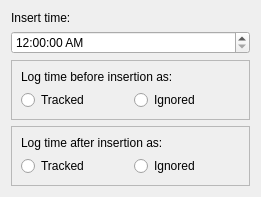
Old version of the form inserttimedialog.ui in the repository themattkerr/TimeTracker.
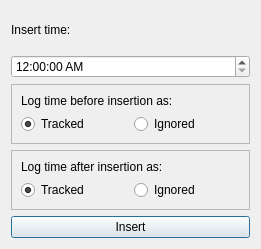
New version of the form.

The edit to the form file:
```diff
--- a/inserttimedialog.ui
+++ b/inserttimedialog.ui
@@ -7,21 +7,21 @@
     <x>0</x>
     <y>0</y>
     <width>261</width>
-    <height>197</height>
+    <height>249</height>
    </rect>
   </property>
   <property name="windowTitle">
    <string>Dialog</string>
   </property>
-  <layout class="QGridLayout" name="gridLayout">
-   <item row="0" column="0">
+  <layout class="QVBoxLayout" name="verticalLayout">
+   <item>
     <widget class="QLabel" name="label_6">
      <property name="text">
       <string>Insert time:</string>
      </property>
     </widget>
    </item>
-   <item row="1" column="0" colspan="2">
+   <item>
     <widget class="QTimeEdit" name="timeInsertEdit">
      <property name="dateTime">
       <datetime>
@@ -38,7 +38,7 @@
      </property>
     </widget>
    </item>
-   <item row="2" column="0" colspan="2">
+   <item>
     <widget class="QFrame" name="frameBefore">
      <property name="frameShape">
       <enum>QFrame::StyledPanel</enum>
@@ -59,6 +59,9 @@
         <property name="text">
          <string>Tracked</string>
         </property>
+        <property name="checked">
+         <bool>true</bool>
+        </property>
        </widget>
       </item>
       <item row="1" column="1">
@@ -71,7 +74,7 @@
      </layout>
     </widget>
    </item>
-   <item row="3" column="0" colspan="2">
+   <item>
     <widget class="QFrame" name="frameAfter">
      <property name="frameShape">
       <enum>QFrame::StyledPanel</enum>
@@ -92,6 +95,9 @@
         <property name="text">
          <string>Tracked</string>
         </property>
+        <property name="checked">
+         <bool>true</bool>
+        </property>
        </widget>
       </item>
       <item row="1" column="1">
@@ -104,6 +110,13 @@
      </layout>
     </widget>
    </item>
+   <item>
+    <widget class="QPushButton" name="insertButton">
+     <property name="text">
+      <string>Insert</string>
+     </property>
+    </widget>
+   </item>
   </layout>
  </widget>
  <resources/>
```
